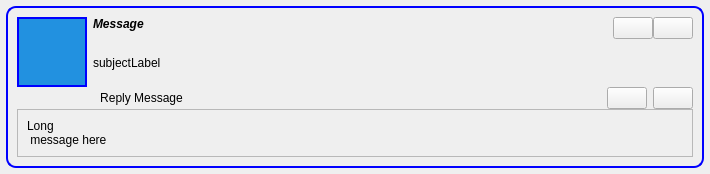
RetroShare/RetroShare, file retroshare-gui/src/gui/feeds/MsgItem.ui: the form before one commit.
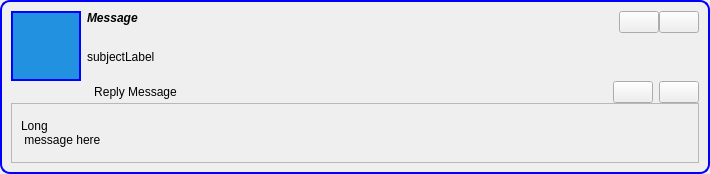
The form after the commit. Icons and pictures are not drawn. Custom widgets are drawn as their Qt base class.

```diff
--- a/retroshare-gui/src/gui/feeds/MsgItem.ui
+++ b/retroshare-gui/src/gui/feeds/MsgItem.ui
@@ -15,7 +15,7 @@
   </property>
   <layout class="QGridLayout">
    <property name="margin">
-    <number>6</number>
+    <number>0</number>
    </property>
    <item row="0" column="0">
     <widget class="QFrame" name="frame">
```
